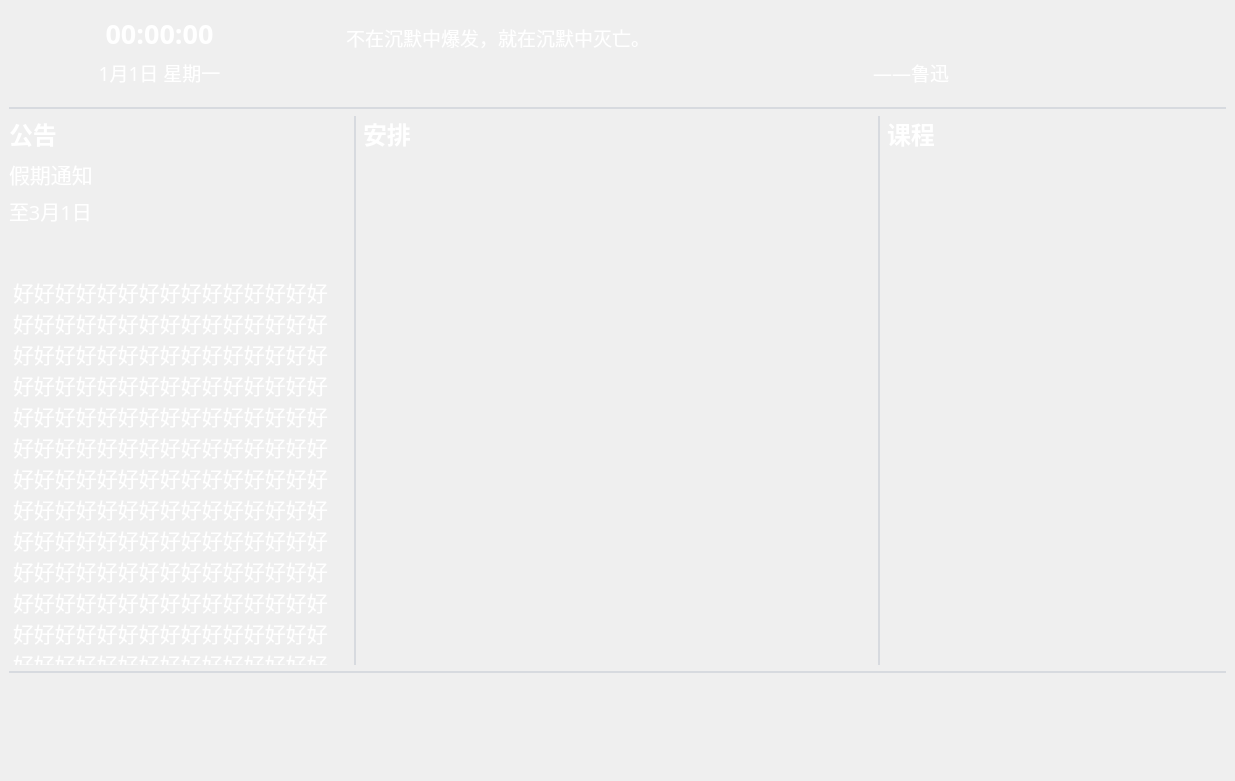
Above: display/displaywindow.ui from bili9blood/class-system before the change. Below: the same form after it.
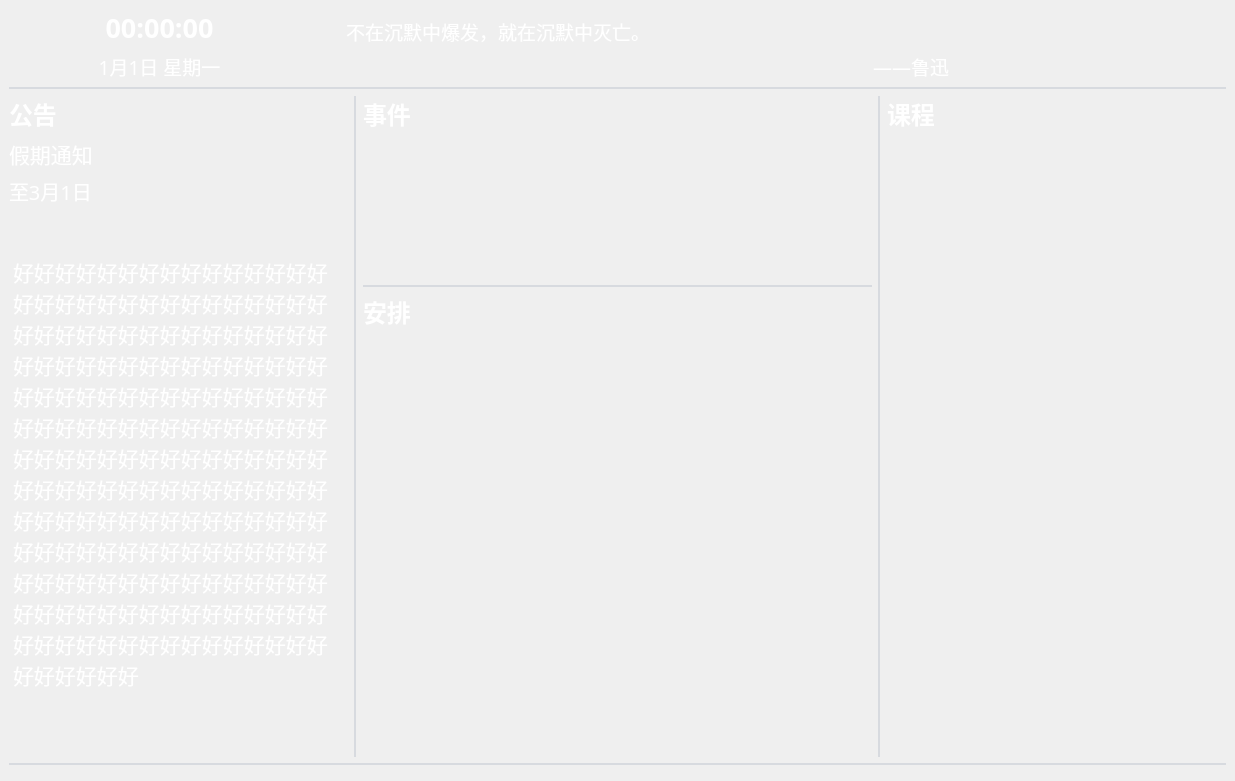
That is the form after the change. Custom widgets are drawn as their Qt base class.

Commit message: chore(display): change layouts

The edit to the form file:
```diff
--- a/display/displaywindow.ui
+++ b/display/displaywindow.ui
@@ -17,7 +17,7 @@
    <string notr="true">color: white;</string>
   </property>
   <widget class="QWidget" name="central_widget">
-   <layout class="QVBoxLayout" name="main_layout" stretch="1,0,6,0,1">
+   <layout class="QVBoxLayout" name="main_layout" stretch="0,0,6,0,0">
     <item>
      <layout class="QGridLayout" name="header_layout" columnstretch="3,6,0,2">
       <property name="horizontalSpacing">
@@ -125,8 +125,53 @@
      </widget>
     </item>
     <item>
-     <layout class="QGridLayout" name="body_layout" rowstretch="0,1" columnstretch="2,0,3,0,2">
-      <item row="1" column="0">
+     <layout class="QGridLayout" name="body_layout" rowstretch="0,1,0,0,3" columnstretch="2,0,3,0,2">
+      <item row="0" column="3" rowspan="5">
+       <widget class="Line" name="arrangement_lessons_line">
+        <property name="styleSheet">
+         <string notr="true">color: rgba(164, 172, 187, 80);</string>
+        </property>
+        <property name="frameShadow">
+         <enum>QFrame::Plain</enum>
+        </property>
+        <property name="lineWidth">
+         <number>2</number>
+        </property>
+        <property name="orientation">
+         <enum>Qt::Vertical</enum>
+        </property>
+       </widget>
+      </item>
+      <item row="4" column="2">
+       <widget class="QWidget" name="arrangement_widget" native="true">
+        <property name="styleSheet">
+         <string notr="true">QLabel {
+  font-family: Microsoft Yahei;
+  font-size: 15.5pt;
+}
+QLabel.title {
+  font-size: 16.75pt;
+  font-weight: bold;
+}
+</string>
+        </property>
+        <layout class="QFormLayout" name="arrangement_layout">
+         <property name="leftMargin">
+          <number>8</number>
+         </property>
+         <property name="topMargin">
+          <number>4</number>
+         </property>
+         <property name="rightMargin">
+          <number>8</number>
+         </property>
+         <property name="bottomMargin">
+          <number>4</number>
+         </property>
+        </layout>
+       </widget>
+      </item>
+      <item row="1" column="0" rowspan="4">
        <layout class="QVBoxLayout" name="notices_layout" stretch="0,0,0,1">
         <item>
          <widget class="QLabel" name="notices_data_title_label">
@@ -193,7 +238,7 @@
         </item>
        </layout>
       </item>
-      <item row="0" column="1" rowspan="2">
+      <item row="0" column="1" rowspan="5">
        <widget class="Line" name="notices_arrangement_line">
         <property name="styleSheet">
          <string notr="true">color: rgba(164, 172, 187, 80);</string>
@@ -209,100 +254,7 @@
         </property>
        </widget>
       </item>
-      <item row="0" column="2">
-       <widget class="QLabel" name="arrangement_title_label">
-        <property name="styleSheet">
-         <string notr="true">font-size: 18pt;
-font-weight: bold;
-font-family: Microsoft YaHei;
-</string>
-        </property>
-        <property name="text">
-         <string>安排</string>
-        </property>
-        <property name="alignment">
-         <set>Qt::AlignLeading|Qt::AlignLeft|Qt::AlignVCenter</set>
-        </property>
-       </widget>
-      </item>
-      <item row="0" column="4">
-       <widget class="QLabel" name="lessons_title_label">
-        <property name="styleSheet">
-         <string notr="true">font-size: 18pt;
-font-weight: bold;
-font-family: Microsoft YaHei;
-</string>
-        </property>
-        <property name="text">
-         <string>课程</string>
-        </property>
-        <property name="alignment">
-         <set>Qt::AlignLeading|Qt::AlignLeft|Qt::AlignVCenter</set>
-        </property>
-       </widget>
-      </item>
-      <item row="0" column="0">
-       <widget class="QLabel" name="notices_title_label">
-        <property name="styleSheet">
-         <string notr="true">font-size: 18pt;
-font-weight: bold;
-font-family: Microsoft YaHei;
-</string>
-        </property>
-        <property name="text">
-         <string>公告</string>
-        </property>
-        <property name="alignment">
-         <set>Qt::AlignLeading|Qt::AlignLeft|Qt::AlignVCenter</set>
-        </property>
-       </widget>
-      </item>
-      <item row="0" column="3" rowspan="2">
-       <widget class="Line" name="arrangement_lessons_line">
-        <property name="styleSheet">
-         <string notr="true">color: rgba(164, 172, 187, 80);</string>
-        </property>
-        <property name="frameShadow">
-         <enum>QFrame::Plain</enum>
-        </property>
-        <property name="lineWidth">
-         <number>2</number>
-        </property>
-        <property name="orientation">
-         <enum>Qt::Vertical</enum>
-        </property>
-       </widget>
-      </item>
-      <item row="1" column="2">
-       <widget class="QWidget" name="arrangement_widget" native="true">
-        <property name="styleSheet">
-         <string notr="true">QLabel {
-  font-family: Microsoft Yahei;
-  font-size: 15.5pt;
-}
-QLabel.title {
-  font-size: 16.75pt;
-  font-weight: bold;
-}
-</string>
-        </property>
-        <layout class="QFormLayout" name="arrangement_layout">
-         <property name="leftMargin">
-          <number>8</number>
-         </property>
-         <property name="topMargin">
-          <number>4</number>
-         </property>
-         <property name="rightMargin">
-          <number>8</number>
-         </property>
-         <property name="bottomMargin">
-          <number>4</number>
-         </property>
-        </layout>
-       </widget>
-      </item>
-      <item row="1" column="4">
+      <item row="1" column="4" rowspan="4">
        <widget class="QWidget" name="lessons_widget" native="true">
         <property name="styleSheet">
          <string notr="true">QLabel {
@@ -335,6 +287,89 @@
         </layout>
        </widget>
       </item>
+      <item row="0" column="2">
+       <widget class="QLabel" name="events_title_label">
+        <property name="styleSheet">
+         <string notr="true">font-size: 18pt;
+font-weight: bold;
+font-family: Microsoft YaHei;
+</string>
+        </property>
+        <property name="text">
+         <string>事件</string>
+        </property>
+        <property name="alignment">
+         <set>Qt::AlignBottom|Qt::AlignLeading|Qt::AlignLeft</set>
+        </property>
+       </widget>
+      </item>
+      <item row="3" column="2">
+       <widget class="QLabel" name="arrangement_title_label">
+        <property name="styleSheet">
+         <string notr="true">font-size: 18pt;
+font-weight: bold;
+font-family: Microsoft YaHei;
+</string>
+        </property>
+        <property name="text">
+         <string>安排</string>
+        </property>
+        <property name="alignment">
+         <set>Qt::AlignBottom|Qt::AlignLeading|Qt::AlignLeft</set>
+        </property>
+       </widget>
+      </item>
+      <item row="0" column="4">
+       <widget class="QLabel" name="lessons_title_label">
+        <property name="styleSheet">
+         <string notr="true">font-size: 18pt;
+font-weight: bold;
+font-family: Microsoft YaHei;
+</string>
+        </property>
+        <property name="text">
+         <string>课程</string>
+        </property>
+        <property name="alignment">
+         <set>Qt::AlignBottom|Qt::AlignLeading|Qt::AlignLeft</set>
+        </property>
+       </widget>
+      </item>
+      <item row="0" column="0">
+       <widget class="QLabel" name="notices_title_label">
+        <property name="styleSheet">
+         <string notr="true">font-size: 18pt;
+font-weight: bold;
+font-family: Microsoft YaHei;
+</string>
+        </property>
+        <property name="text">
+         <string>公告</string>
+        </property>
+        <property name="alignment">
+         <set>Qt::AlignBottom|Qt::AlignLeading|Qt::AlignLeft</set>
+        </property>
+       </widget>
+      </item>
+      <item row="2" column="2">
+       <widget class="Line" name="events_arrangement_line">
+        <property name="styleSheet">
+         <string notr="true">color: rgba(164, 172, 187, 80);</string>
+        </property>
+        <property name="frameShadow">
+         <enum>QFrame::Plain</enum>
+        </property>
+        <property name="lineWidth">
+         <number>2</number>
+        </property>
+        <property name="orientation">
+         <enum>Qt::Horizontal</enum>
+        </property>
+       </widget>
+      </item>
+      <item row="1" column="2">
+       <widget class="QWidget" name="events_widget" native="true"/>
+      </item>
      </layout>
     </item>
     <item>
```
Left out of the diff: 8 changed lines with no effect on the pictures.
